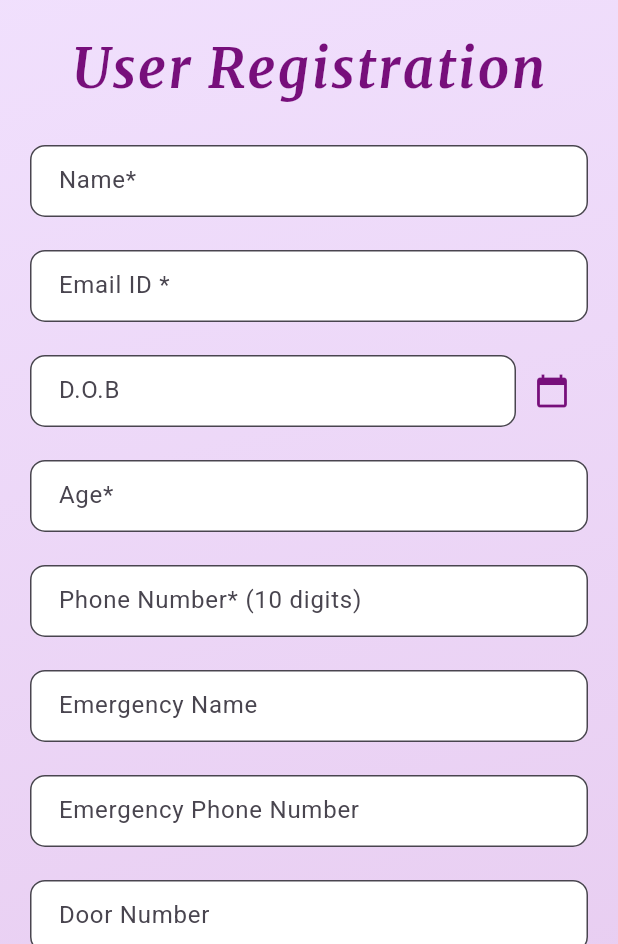
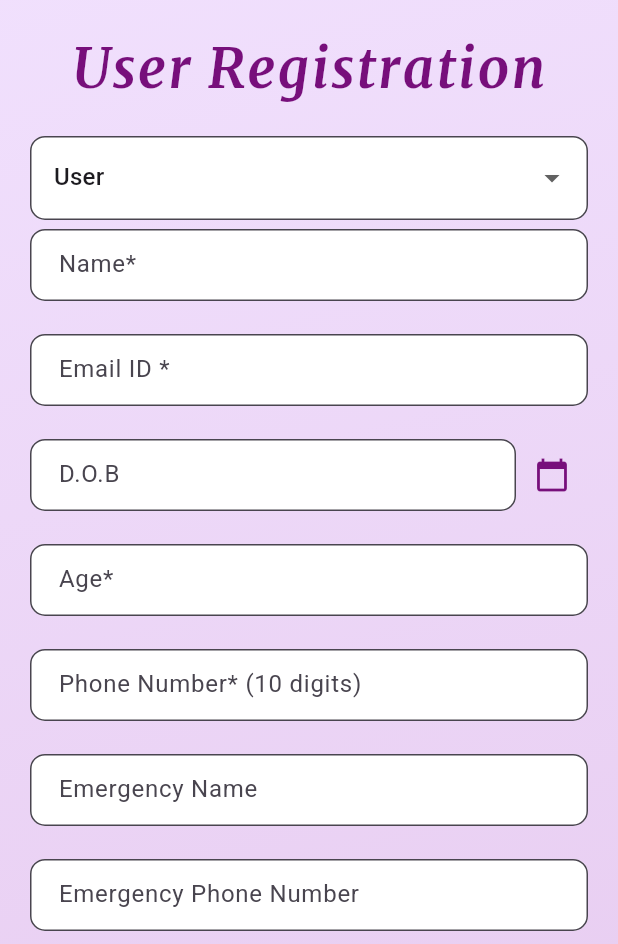
Before and after one commit to Yash29739/SafeHood, a Flutter app: the screen it shows after launch, after a tap on "Create an Account", on a phone screen of 412 x 824 dp, the part 292-1236 px from its top. Run offline on Flutter 3.47's test engine with Material 3 defaults, Android fonts, the phone set to English and light mode, and no system bars; our stand-ins replace animated_splash_screen, cloud_firestore, firebase_core, page_transition, shared_preferences; missing offline and left inert: bcrypt; accounts and stored records are empty.

Commit message:
Updates: added roles

```diff
--- a/lib/login_signup/login_screen.dart
+++ b/lib/login_signup/login_screen.dart
@@ -1,5 +1,4 @@
 import 'dart:developer' as developer;
-import 'package:cloud_firestore/cloud_firestore.dart';
 import 'package:flutter/material.dart';
 import 'package:safehome/login_signup/forgotPassword.dart';
 import 'package:safehome/mainScreens/LandingScreen.dart';
@@ -16,8 +15,6 @@ class LoginScreen extends StatefulWidget {
 class _LoginScreenState extends State<LoginScreen> {
   final TextEditingController passwordController = TextEditingController();
   final TextEditingController emailController = TextEditingController();
-  String selectedRole = "User";
-  final List<String> roles = ["User", "Admin", "Security"];
 
   void _showError(String message, BuildContext context) {
     ScaffoldMessenger.of(context).showSnackBar(
@@ -45,12 +42,6 @@ class _LoginScreenState extends State<LoginScreen> {
 
       if (result == null) {
         _showSuccess("Logged in Successfully!", context);
-        await FirebaseFirestore.instance
-            .collection('users')
-            .doc(email)
-            .update({
-          'role': selectedRole,
-        });
 
         Navigator.pushReplacement(
           context,
@@ -116,38 +107,17 @@ class _LoginScreenState extends State<LoginScreen> {
                   ),
                 ),
                 const SizedBox(height: 10),
-                DropdownButtonFormField<String>(
-                  value: selectedRole,
-                  decoration: InputDecoration(
-                    fillColor: Colors.white,
-                    filled: true,
-                    border: OutlineInputBorder(
-                      borderRadius: BorderRadius.circular(10),
-                    ),
-                  ),
-                  items: roles.map((String role) {
-                    return DropdownMenuItem<String>(
-                      value: role,
-                      child: Text(role),
-                    );
-                  }).toList(),
-                  onChanged: (newValue) {
-                    setState(() {
-                      selectedRole = newValue!;
-                    });
-                  },
-                ),
-                const SizedBox(height: 10),
                 Row(
                   mainAxisAlignment: MainAxisAlignment.end,
                   children: [
                     TextButton(
-                      onPressed: () => Navigator.push(
-                        context,
-                        MaterialPageRoute(
-                          builder: (context) => ForgotPassword(),
-                        ),
-                      ),
+                      onPressed:
+                          () => Navigator.push(
+                            context,
+                            MaterialPageRoute(
+                              builder: (context) => ForgotPassword(),
+                            ),
+                          ),
                       child: const Text(
                         'Forgot Password?',
                         style: TextStyle(
--- a/lib/login_signup/signup_screen.dart
+++ b/lib/login_signup/signup_screen.dart
@@ -122,6 +122,7 @@ class _SignupScreenState extends State<SignupScreen> {
         "description": desc,
         "origin": origin,
         "password": hashedPass,
+        "role": selectedRole,
         'timestamp': FieldValue.serverTimestamp(),
       });
       _showSuccess("Account created successfully", context);
@@ -133,6 +134,9 @@ class _SignupScreenState extends State<SignupScreen> {
       _showError("$e", context);
     }
   }
+
+  String selectedRole = "User";
+  final List<String> roles = ["User", "Admin", "Security"];
 
   @override
   Widget build(BuildContext context) {
@@ -182,7 +186,28 @@ class _SignupScreenState extends State<SignupScreen> {
                     ),
                   ),
                   const SizedBox(height: 20),
-
+                  DropdownButtonFormField<String>(
+                    value: selectedRole,
+                    decoration: InputDecoration(
+                      fillColor: Colors.white,
+                      filled: true,
+                      border: OutlineInputBorder(
+                        borderRadius: BorderRadius.circular(10),
+                      ),
+                    ),
+                    items:
+                        roles.map((String role) {
+                          return DropdownMenuItem<String>(
+                            value: role,
+                            child: Text(role),
+                          );
+                        }).toList(),
+                    onChanged: (newValue) {
+                      setState(() {
+                        selectedRole = newValue!;
+                      });
+                    },
+                  ),
                   // Input Fields
                   _buildTextField("Name*", nameController, (value) {
                     if (value == null || value.isEmpty) {
--- a/lib/main.dart
+++ b/lib/main.dart
@@ -49,7 +49,7 @@ class _SplashScreenState extends State<SplashScreen> {
   Future<void> _checkLoginStatus() async {
     bool isLoggedIn = await isUserLoggedIn();
     setState(() {
-      nextScreen = isLoggedIn ?  LandingScreen() : LoginScreen();
+      nextScreen = isLoggedIn ? LandingScreen() : LoginScreen();
     });
   }
 
```
